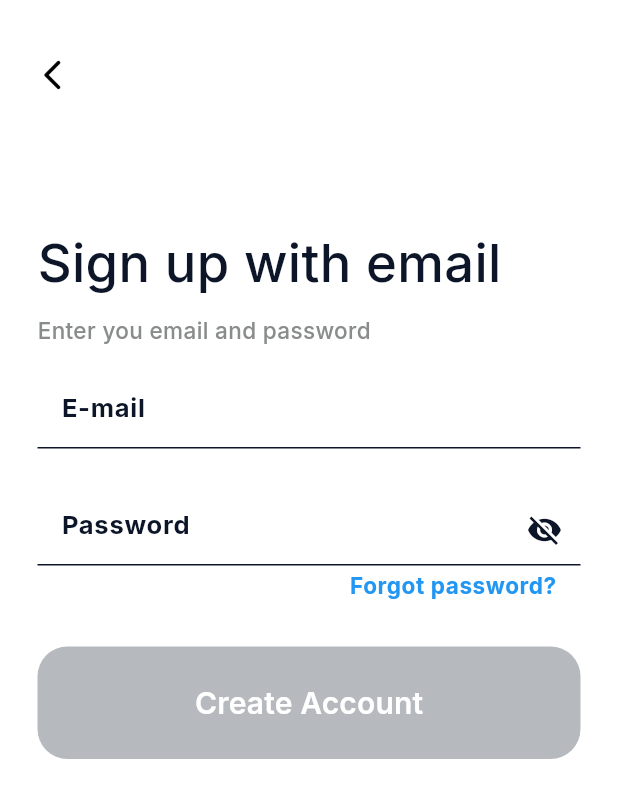
After one commit to Benediximuss/plantist_case_app, a Flutter app: the screen it shows after launch, after a tap on "Sign Up", on a phone screen of 412 x 824 dp. The commit adds this screen. Shown: the top 798 px of the screen. Run offline on Flutter 3.47's test engine with Material 3 defaults, Android fonts, the phone set to English and light mode, and no system bars; our stand-ins replace firebase_auth, firebase_core, get, google_fonts, simple_shadow; accounts and stored records are empty.

Commit message:
basic login

```diff
--- /dev/null
+++ b/lib/controllers/auth_controller.dart
@@ -0,0 +1,50 @@
+import 'package:firebase_auth/firebase_auth.dart';
+import 'package:get/get.dart';
+
+class AuthController extends GetxController {
+  final FirebaseAuth _auth = FirebaseAuth.instance;
+
+  bool inside = false;
+
+  Future<void> signUp({
+    required String email,
+    required String password,
+  }) async {
+    print("3131: signup - $email, $password");
+    // try {
+    //   await _auth.createUserWithEmailAndPassword(
+    //     email: email,
+    //     password: password,
+    //   );
+    // } on FirebaseAuthException catch (e) {
+    //   Get.snackbar(
+    //     "Error signing up",
+    //     e.message.toString(),
+    //     snackPosition: SnackPosition.BOTTOM,
+    //   );
+    // } catch (e) {
+    //   print(e.toString());
+    // }
+  }
+
+  Future<void> signIn({
+    required String email,
+    required String password,
+  }) async {
+    try {
+      final UserCredential user = await _auth.signInWithEmailAndPassword(
+        email: email,
+        password: password,
+      );
+      if (user.user != null) inside = true;
+    } on FirebaseAuthException catch (e) {
+      Get.snackbar(
+        "Error signing in",
+        e.message.toString(),
+        snackPosition: SnackPosition.BOTTOM,
+      );
+    } catch (e) {
+      print(e.toString());
+    }
+  }
+}
--- /dev/null
+++ b/lib/controllers/bindings/auth_binding.dart
@@ -0,0 +1,9 @@
+import 'package:get/get.dart';
+import 'package:plantist_case_app/controllers/auth_controller.dart';
+
+class AuthBinding implements Bindings {
+  @override
+  void dependencies() {
+    Get.put<AuthController>(AuthController(), permanent: true);
+  }
+}
--- /dev/null
+++ b/lib/controllers/bindings/credentials_binding.dart
@@ -0,0 +1,9 @@
+import 'package:get/get.dart';
+import 'package:plantist_case_app/controllers/credentials_controller.dart';
+
+class CredentialsBinding extends Bindings {
+  @override
+  void dependencies() {
+    Get.lazyPut<CredentialsController>(() => CredentialsController());
+  }
+}
--- a/lib/main.dart
+++ b/lib/main.dart
@@ -1,13 +1,14 @@
 import 'package:flutter/material.dart';
 import 'package:get/get.dart';
+import 'package:plantist_case_app/controllers/bindings/auth_binding.dart';
 import 'package:plantist_case_app/routes/app_pages.dart';
 import 'package:plantist_case_app/routes/app_routes.dart';
 import 'package:plantist_case_app/utils/themes.dart';
 import 'package:firebase_core/firebase_core.dart';
 
 void main() async {
-  // WidgetsFlutterBinding.ensureInitialized();
-  // await Firebase.initializeApp();
+  WidgetsFlutterBinding.ensureInitialized();
+  await Firebase.initializeApp();
 
   AppPages.initial = AppRoutes.welcomeScreen;
 
@@ -26,7 +27,7 @@ class MainApp extends StatelessWidget {
         colorScheme: ColorSchemes.mainTheme(),
       ),
       initialRoute: AppPages.initial,
-      // initialBinding: UpcomingMovieBinding(),
+      initialBinding: AuthBinding(),
       getPages: AppPages.pages,
 
       // initialRoute: AppRouter.initialRoute,
--- a/lib/routes/app_pages.dart
+++ b/lib/routes/app_pages.dart
@@ -3,7 +3,7 @@ import 'package:plantist_case_app/routes/app_routes.dart';
 import 'package:plantist_case_app/screens/home_screen.dart';
 import 'package:plantist_case_app/screens/sign_in_screen.dart';
 import 'package:plantist_case_app/screens/sign_up_screen.dart';
-import 'package:plantist_case_app/screens/templates/credentials_binding.dart';
+import 'package:plantist_case_app/controllers/bindings/credentials_binding.dart';
 import 'package:plantist_case_app/screens/welcome_screen.dart';
 
 class AppPages {
@@ -16,12 +16,12 @@ class AppPages {
     ),
     GetPage(
       name: AppRoutes.signUpScreen,
-      page: () => const SignUpScreen(),
+      page: () => SignUpScreen(),
       binding: CredentialsBinding(),
     ),
     GetPage(
       name: AppRoutes.signInScreen,
-      page: () => const SignInScreen(),
+      page: () => SignInScreen(),
       binding: CredentialsBinding(),
     ),
     GetPage(
--- a/lib/screens/sign_up_screen.dart
+++ b/lib/screens/sign_up_screen.dart
@@ -1,15 +1,23 @@
 import 'package:flutter/material.dart';
+import 'package:get/get.dart';
+import 'package:plantist_case_app/controllers/auth_controller.dart';
+import 'package:plantist_case_app/routes/app_routes.dart';
 import 'package:plantist_case_app/screens/templates/credentials_page_template.dart';
 
 class SignUpScreen extends StatelessWidget {
-  const SignUpScreen({super.key});
+  SignUpScreen({super.key});
+
+  final AuthController _authController = Get.find();
 
   @override
   Widget build(BuildContext context) {
     return CredentialsPageTemplate(
       title: 'Sign up',
       buttonText: 'Create Account',
-      onPressed: () {},
+      onPressedSubmit: _authController.signUp,
+      // onPressedSubmit: ({required email, required password}) =>
+      //     _authController.signUp(email: email, password: password),
+      onSuccessful: () => Get.offAndToNamed(AppRoutes.signInScreen),
     );
   }
 }
--- a/lib/screens/templates/credentials_page_template.dart
+++ b/lib/screens/templates/credentials_page_template.dart
@@ -1,26 +1,40 @@
 import 'package:flutter/material.dart';
 import 'package:get/get.dart';
-import 'package:plantist_case_app/screens/templates/credentials_controller.dart';
+import 'package:plantist_case_app/controllers/auth_controller.dart';
+import 'package:plantist_case_app/controllers/credentials_controller.dart';
 import 'package:plantist_case_app/utils/text_styles.dart';
 import 'package:plantist_case_app/widgets/dynamic_button.dart';
+import 'package:plantist_case_app/widgets/loader_view.dart';
 
 class CredentialsPageTemplate extends StatelessWidget {
   CredentialsPageTemplate({
     super.key,
     required this.title,
     required this.buttonText,
-    required this.onPressed,
+    required this.onPressedSubmit,
+    required this.onSuccessful,
   });
 
   final String title;
   final String buttonText;
-  final VoidCallback onPressed;
+  final Future<void> Function({
+    required String email,
+    required String password,
+  }) onPressedSubmit;
+  final VoidCallback onSuccessful;
 
-  final CredentialsController _controller = Get.find();
+  final TextEditingController _emailController = TextEditingController();
+  final TextEditingController _passwordController = TextEditingController();
+
+  final CredentialsController _credController = Get.find();
+  final AuthController _authController = Get.find();
 
   @override
   Widget build(BuildContext context) {
-    return Scaffold(
+    return GetBuilder<CredentialsController>(
+      builder: (controller) => LoaderView(
+        condition: _credController.isLoading,
+        child: Scaffold(
           appBar: AppBar(
             leadingWidth: 70,
             toolbarHeight: 100,
@@ -53,18 +67,19 @@ class CredentialsPageTemplate extends StatelessWidget {
                     TextFormField(
                       keyboardType: TextInputType.emailAddress,
                       style: TextStyles.inputText(),
-                  // controller: _usernameController,
+                      controller: _emailController,
                       // focusNode: _usernameFocus,
                       decoration: InputDecoration(
                         hintText: 'E-mail',
                         suffixIcon: GetBuilder<CredentialsController>(
-                      builder: (controller) => controller.isEmailValid
+                          builder: (controller) => _credController.isEmailValid
                               ? const Icon(Icons.check_circle)
                               : const SizedBox.shrink(),
                         ),
                         filled: true,
                       ),
-                  onChanged: (value) => _controller.validateEmail(value),
+                      onChanged: (value) =>
+                          _credController.validateEmail(value),
                     ),
                     //
                     const SizedBox(height: 30),
@@ -72,25 +87,26 @@ class CredentialsPageTemplate extends StatelessWidget {
                       builder: (controller) => TextFormField(
                         keyboardType: TextInputType.visiblePassword,
                         style: TextStyles.inputText(),
-                    //  controller: _userPasswordController,
-                    obscureText: _controller.isPasswordHidden,
+                        controller: _passwordController,
+                        obscureText: _credController.isPasswordHidden,
                         decoration: InputDecoration(
                           counterText: 'Forgot password?',
                           counterStyle: TextStyles.linkText(),
                           hintText: 'Password',
                           suffixIcon: IconButton(
                             icon: Icon(
-                          _controller.isPasswordHidden
+                              _credController.isPasswordHidden
                                   ? Icons.visibility_off
                                   : Icons.visibility,
                             ),
                             onPressed: () {
-                          _controller.togglePasswordVisibility();
+                              _credController.togglePasswordVisibility();
                             },
                           ),
                           filled: true,
                         ),
-                    onChanged: (value) => _controller.validatePassword(value),
+                        onChanged: (value) =>
+                            _credController.validatePassword(value),
                       ),
                     ),
                     const SizedBox(height: 30),
@@ -100,9 +116,9 @@ class CredentialsPageTemplate extends StatelessWidget {
                           child: GetBuilder<CredentialsController>(
                             builder: (controller) => DynamicButton(
                               text: buttonText,
-                          enabled: controller.isEmailValid &&
-                              controller.isPasswordValid,
-                          onPressed: onPressed,
+                              enabled: _credController.isEmailValid &&
+                                  _credController.isPasswordValid,
+                              onPressed: () => onSubmitLogic(),
                             ),
                           ),
                         ),
@@ -113,6 +129,21 @@ class CredentialsPageTemplate extends StatelessWidget {
               ),
             ),
           ),
+        ),
+      ),
     );
   }
+
+  Future<void> onSubmitLogic() async {
+    _credController.enableLoader();
+
+    await onPressedSubmit(
+      email: _emailController.text,
+      password: _passwordController.text,
+    );
+
+    _credController.disableLoader();
+
+    if (_authController.inside) onSuccessful();
   }
+}
--- /dev/null
+++ b/lib/widgets/loader_view.dart
@@ -0,0 +1,33 @@
+import 'package:flutter/material.dart';
+
+class LoaderView extends StatelessWidget {
+  final bool condition;
+  final Widget child;
+
+  const LoaderView({
+    super.key,
+    required this.condition,
+    required this.child,
+  });
+
+  @override
+  Widget build(BuildContext context) {
+    return Stack(
+      children: [
+        child,
+        if (condition)
+          const Opacity(
+            opacity: 0.8,
+            child: ModalBarrier(
+              dismissible: false,
+              color: Colors.black,
+            ),
+          ),
+        if (condition)
+          const Center(
+            child: CircularProgressIndicator(),
+          ),
+      ],
+    );
+  }
+}
```
Also changed, not shown: lib/controllers/credentials_controller.dart (renamed from lib/screens/templates/credentials_controller.dart, +13 -1 lines), lib/screens/sign_in_screen.dart (+8 -4 lines), lib/screens/templates/credentials_binding.dart (deleted, +0 -9 lines), 1 other file. Lines whose indentation alone changed are shown as unchanged.
